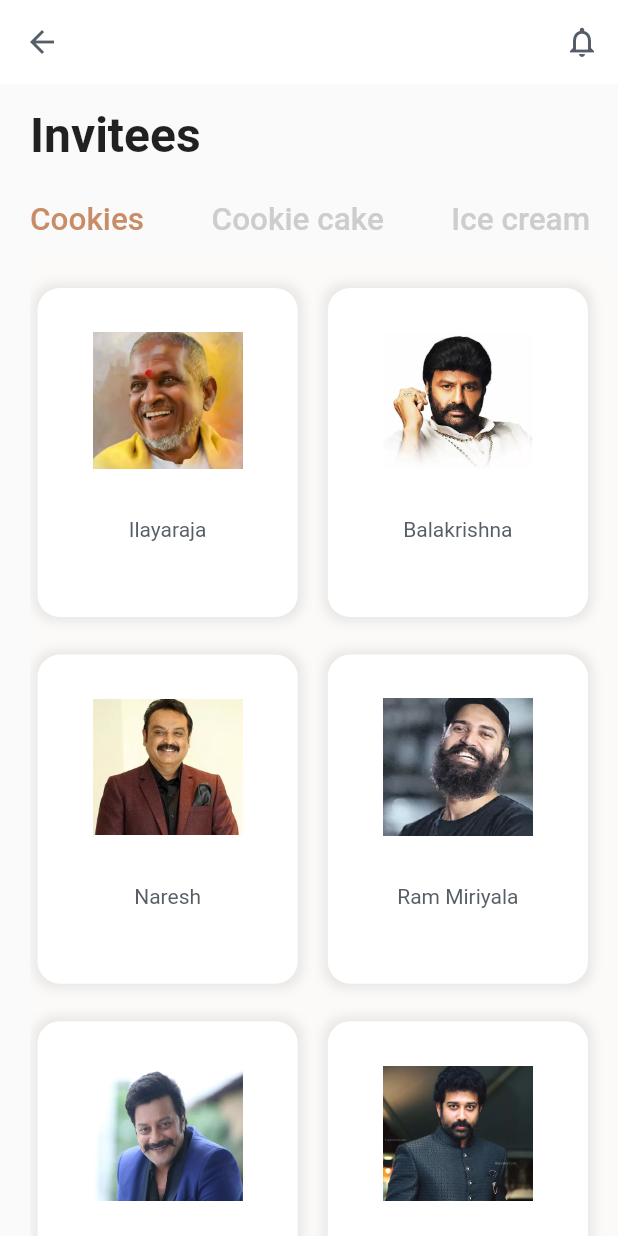
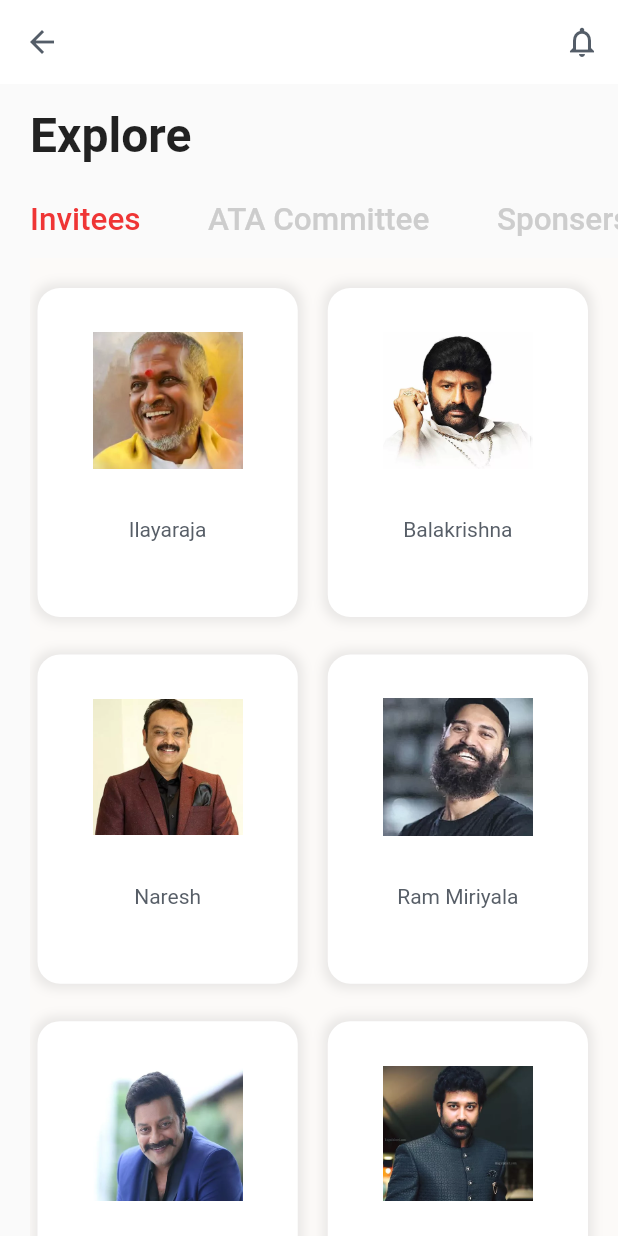
Before and after one commit to sabhinav3/int_appone, a Flutter app: the BarItemPage screen opened directly, on a phone screen of 412 x 824 dp. Run offline on Flutter 3.47's test engine with Material 2 defaults, Android fonts, the phone set to English and light mode, and no system bars; our stand-ins replace bloc, equatable, firebase_auth, firebase_core, flutter_bloc, get and 1 more; accounts and stored records are empty; Roboto replaces fonts that are missing (Varela).

```diff
--- a/lib/pages/navpages/bar_item_page.dart
+++ b/lib/pages/navpages/bar_item_page.dart
@@ -1,6 +1,14 @@
 import 'package:flutter/material.dart';
 import 'package:flutter/cupertino.dart';
-import 'package:int_appone/pages/navpages/innerpages/explore.dart';
+import 'package:int_appone/pages/navpages/innerpages/explore1/explore1.dart';
+import 'package:int_appone/pages/navpages/innerpages/explore2/explore2.dart';
+import 'package:int_appone/pages/navpages/innerpages/explore3/explore3.dart';
+
+import 'package:int_appone/pages/navpages/innerpages/explore1/explore1_detail.dart';
+import 'package:int_appone/pages/navpages/innerpages/explore2/explore2_detail.dart';
+import 'package:int_appone/pages/navpages/innerpages/explore3/explore3_detail.dart';
+
+import 'innerpages/explore1/explore1.dart';
 
 // class BarItemPage extends StatelessWidget {
 //   const BarItemPage({Key? key}) : super(key: key);
@@ -67,7 +75,7 @@ class _BarItemPageState extends State<BarItemPage>
         padding: EdgeInsets.only(left: 20.0),
         children: <Widget>[
           SizedBox(height: 15.0),
-          Text('Invitees',
+          Text('Explore',
               style: TextStyle(
                   fontFamily: 'Varela',
                   fontSize: 32.0,
@@ -76,27 +84,28 @@ class _BarItemPageState extends State<BarItemPage>
           TabBar(
             controller: _tabController,
             indicatorColor: Colors.transparent,
-            labelColor: Color(0xFFC88D67),
+            // labelColor: Color(0xFFC88D67),
+            labelColor: Color.fromARGB(255, 239, 53, 53),
             isScrollable: true,
             labelPadding: EdgeInsets.only(right: 45.0),
             unselectedLabelColor: Color(0xFFCDCDCD),
             tabs: [
               Tab(
-                child: Text('Cookies',
+                child: Text('Invitees',
                     style: TextStyle(
                       fontFamily: 'Varela',
                       fontSize: 21.0,
                     )),
               ),
               Tab(
-                child: Text('Cookie cake',
+                child: Text('ATA Committee',
                     style: TextStyle(
                       fontFamily: 'Varela',
                       fontSize: 21.0,
                     )),
               ),
               Tab(
-                child: Text('Ice cream',
+                child: Text('Sponsers',
                     style: TextStyle(
                       fontFamily: 'Varela',
                       fontSize: 21.0,
@@ -110,9 +119,9 @@ class _BarItemPageState extends State<BarItemPage>
             child: TabBarView(
               controller: _tabController,
               children: [
-                ExplorePage(),
-                ExplorePage(),
-                ExplorePage(),
+                ExplorePage1(),
+                ExplorePage2(),
+                ExplorePage3(),
               ],
             ),
           )
--- /dev/null
+++ b/lib/pages/navpages/innerpages/explore1/explore1.dart
@@ -0,0 +1,143 @@
+import 'package:flutter/cupertino.dart';
+import 'package:flutter/material.dart';
+import 'dart:async';
+import 'package:int_appone/pages/navpages/innerpages/explore1/explore1.dart';
+import 'package:int_appone/pages/navpages/innerpages/explore1/explore1_detail.dart';
+
+class ExplorePage1 extends StatelessWidget {
+  @override
+  Widget build(BuildContext context) {
+    return Scaffold(
+      backgroundColor: Color(0xFFFCFAF8),
+      body: ListView(
+        children: <Widget>[
+          SizedBox(height: 15.0),
+          Container(
+              padding: EdgeInsets.only(right: 15.0),
+              width: MediaQuery.of(context).size.width - 30.0,
+              height: MediaQuery.of(context).size.height - 30.0,
+              child: GridView.count(
+                crossAxisCount: 2,
+                primary: false,
+                crossAxisSpacing: 10.0,
+                mainAxisSpacing: 15.0,
+                childAspectRatio: 0.8,
+                children: <Widget>[
+                  _buildCard(
+                      'Ilayaraja', 'img/explore_page/ilayaraja.jpg', context),
+                  _buildCard('Balakrishna', 'img/explore_page/balakrishna.jpg',
+                      context),
+                  _buildCard('Naresh', 'img/explore_page/naresh.jpg', context),
+                  _buildCard('Ram Miriyala',
+                      'img/explore_page/ram-miriyala.jpg', context),
+                  _buildCard(
+                      'Sai Kumar', 'img/explore_page/saikumar.jpg', context),
+                  _buildCard('Shiva Balaji',
+                      'img/explore_page/shiva_balaji.jpg', context),
+                ],
+              )),
+          SizedBox(height: 3.0)
+        ],
+      ),
+    );
+  }
+
+  Widget _buildCard(String name, String imgPath, context) {
+    return Padding(
+      padding: EdgeInsets.only(top: 5.0, bottom: 5.0, left: 5.0, right: 5.0),
+      child: InkWell(
+        onTap: () {
+          Navigator.of(context).push(
+            MaterialPageRoute(
+              builder: (context) =>
+                  ExploreDetail1(assetPath: imgPath, cookiename: name),
+            ),
+          );
+        },
+        child: Container(
+          decoration: BoxDecoration(
+              borderRadius: BorderRadius.circular(15.0),
+              boxShadow: [
+                BoxShadow(
+                    color: Colors.grey.withOpacity(0.2),
+                    spreadRadius: 3.0,
+                    blurRadius: 5.0)
+              ],
+              color: Colors.white),
+          child: Column(
+            children: [
+              //this is for the favourites icon
+
+              // Padding(
+              //     padding: EdgeInsets.all(5.0),
+              //     child: Row(
+              //         mainAxisAlignment: MainAxisAlignment.end,
+              //         children: [
+              //           isFavorite
+              //               ? Icon(Icons.favorite, color: Color(0xFFEF7532))
+              //               : Icon(Icons.favorite_border,
+              //                   color: Color(0xFFEF7532))
+              //         ])),
+              Hero(
+                tag: imgPath,
+                child: Container(
+                  height: 150,
+                  width: 100,
+                  decoration: BoxDecoration(
+                    image: DecorationImage(
+                        image: AssetImage(imgPath), fit: BoxFit.contain),
+                  ),
+                ),
+              ),
+              SizedBox(height: 3),
+
+              // this is for the price section
+
+              // Text(price,
+              //     style: TextStyle(
+              //         color: Color(0xFFCC8053),
+              //         fontFamily: 'Varela',
+              //         fontSize: 14.0)),
+              Text(name,
+                  style: TextStyle(
+                      color: Color(0xFF575E67),
+                      fontFamily: 'Varela',
+                      fontSize: 14.0)),
+              // Padding(
+              //   padding: EdgeInsets.all(8.0),
+              //   child: Container(color: Color(0xFFEBEBEB), height: 1.0),
+              // ),
+              // Padding(
+              //     padding: EdgeInsets.only(left: 5.0, right: 5.0),
+              //     child: Row(
+              //         mainAxisAlignment: MainAxisAlignment.spaceEvenly,
+              //         children: [
+              //           if (!added) ...[
+              //             Icon(Icons.shopping_basket,
+              //                 color: Color(0xFFD17E50), size: 12.0),
+              //             Text('Add to cart',
+              //                 style: TextStyle(
+              //                     fontFamily: 'Varela',
+              //                     color: Color(0xFFD17E50),
+              //                     fontSize: 12.0))
+              //           ],
+              //           if (added) ...[
+              //             Icon(Icons.remove_circle_outline,
+              //                 color: Color(0xFFD17E50), size: 12.0),
+              //             Text('3',
+              //                 style: TextStyle(
+              //                     fontFamily: 'Varela',
+              //                     color: Color(0xFFD17E50),
+              //                     fontWeight: FontWeight.bold,
+              //                     fontSize: 12.0)),
+              //             Icon(Icons.add_circle_outline,
+              //                 color: Color(0xFFD17E50), size: 12.0),
+              //           ]
+              //         ]))
+            ],
+          ),
+        ),
+      ),
+    );
+  }
+}
--- a/lib/pages/navpages/innerpages/explore.dart
+++ b/lib/pages/navpages/innerpages/explore3/explore3.dart
@@ -1,9 +1,10 @@
 import 'package:flutter/cupertino.dart';
 import 'package:flutter/material.dart';
 import 'dart:async';
-import 'package:int_appone/pages/navpages/innerpages/explore_detail.dart';
+import 'package:int_appone/pages/navpages/innerpages/explore1/explore1.dart';
+import 'package:int_appone/pages/navpages/innerpages/explore1/explore1_detail.dart';
 
-class ExplorePage extends StatelessWidget {
+class ExplorePage3 extends StatelessWidget {
   @override
   Widget build(BuildContext context) {
     return Scaffold(
@@ -49,7 +50,7 @@ class ExplorePage extends StatelessWidget {
           Navigator.of(context).push(
             MaterialPageRoute(
               builder: (context) =>
-                  ExploreDetail(assetPath: imgPath, cookiename: name),
+                  ExploreDetail1(assetPath: imgPath, cookiename: name),
             ),
           );
         },
```
Also changed, not shown: lib/main.dart (+20 -20 lines), lib/pages/navpages/innerpages/explore1/explore1_detail.dart (added, +116 -0 lines), lib/pages/navpages/innerpages/explore2/explore2.dart (added, +143 -0 lines), lib/pages/navpages/innerpages/explore2/explore2_detail.dart (renamed from lib/pages/navpages/innerpages/explore_detail.dart, +4 -3 lines), lib/pages/navpages/innerpages/explore3/explore3_detail.dart (added, +116 -0 lines).
